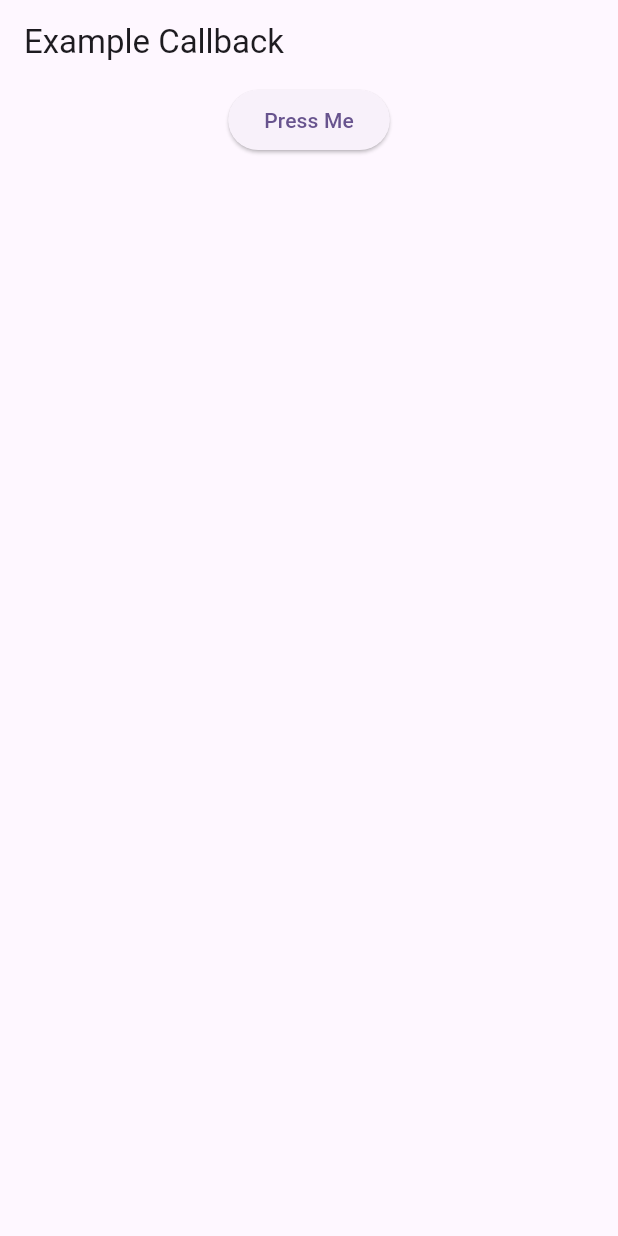
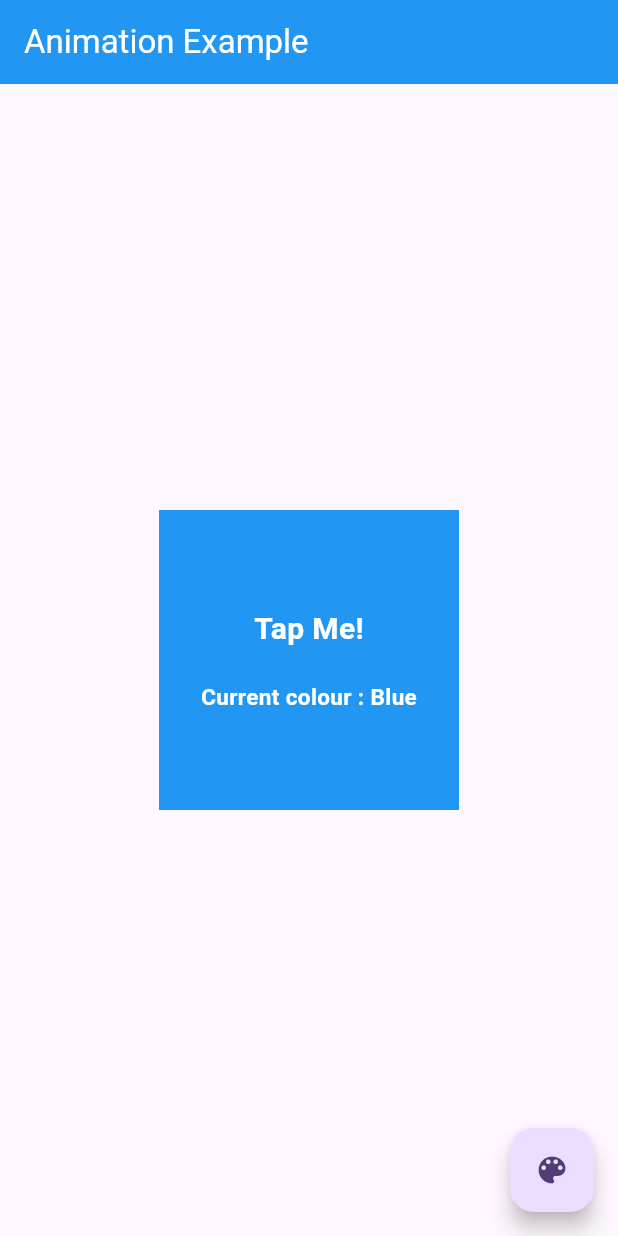
Before and after one commit to rayy-code/pbm_flutter_callback, a Flutter app: the screen it shows after launch, on a phone screen of 412 x 824 dp. Run offline on Flutter 3.47's test engine with Material 3 defaults, Android fonts, the phone set to English and light mode, and no system bars.

Commit message:
flutter animation

```diff
--- a/lib/main.dart
+++ b/lib/main.dart
@@ -1,5 +1,7 @@
 import 'package:flutter/material.dart';
-import 'package:flutter_callback/views/callback.dart';
+//import 'package:flutter_callback/views/callback.dart';
+import 'package:flutter_callback/views/callback_animation.dart';
+
 
 void main() {
   runApp(const MyApp());
@@ -19,7 +21,7 @@ class MyApp extends StatelessWidget {
         colorScheme: ColorScheme.fromSeed(seedColor: Colors.deepPurple),
         useMaterial3: true,
       ),
-      home: const StringCallback(),
+      home: const CallbackAnimation(),
     );
   }
 }
--- /dev/null
+++ b/lib/views/callback_animation.dart
@@ -0,0 +1,83 @@
+import 'package:flutter/material.dart';
+
+class CallbackAnimation extends StatefulWidget {
+  const CallbackAnimation({super.key});
+
+  @override
+  State<CallbackAnimation> createState() => _CallbackAnimationState();
+}
+
+class _CallbackAnimationState extends State<CallbackAnimation>
+{
+
+  int index = 0;
+
+  Color _background = Colors.blue;
+  String _textColor = "Blue";
+
+  void _changeBgColor(){
+    setState(() {
+      if (index == 0) {
+        index+=1;
+        _textColor = "pink";
+        _background = Colors.pink;
+      }else if(index == 1)
+      {
+        index+=1;
+        _textColor = "limeAccent";
+        _background = Colors.limeAccent;
+      }else {
+        index = 0;
+        _textColor = "blue";
+        _background = Colors.blue;
+      }
+
+    });
+  }
+
+  @override
+  Widget build(BuildContext context)
+  {
+    return Scaffold(
+      appBar: AppBar(
+        title: const Text("Animation Example", style: TextStyle(color: Colors.white),),
+        backgroundColor: _background,
+      ),
+      body: Center(
+        child: AnimatedContainer(
+          duration: const Duration(milliseconds: 200),
+          curve: Curves.easeInOut,
+          color: _background,
+          width: 200,
+          height: 200,
+          child: Center(
+            child: Column(
+              mainAxisAlignment: MainAxisAlignment.center,
+              children: <Widget>[
+                const Text("Tap Me!",
+                  style: TextStyle(
+                  fontSize: 20,
+                  fontWeight: FontWeight.bold,
+                  color: Colors.white
+                  ),
+                ),
+                const SizedBox(height: 20,),
+                Text("Current colour : $_textColor",
+                  style: const TextStyle(
+                    fontSize: 15,
+                    color: Colors.white,
+                    fontWeight: FontWeight.bold
+                  ),
+                )
+              ],
+            )
+          ),
+        ),
+      ),
+      floatingActionButton: FloatingActionButton(
+        onPressed: _changeBgColor,
+        child: const Icon(Icons.color_lens),
+      ),
+    );
+  }
+}
```
